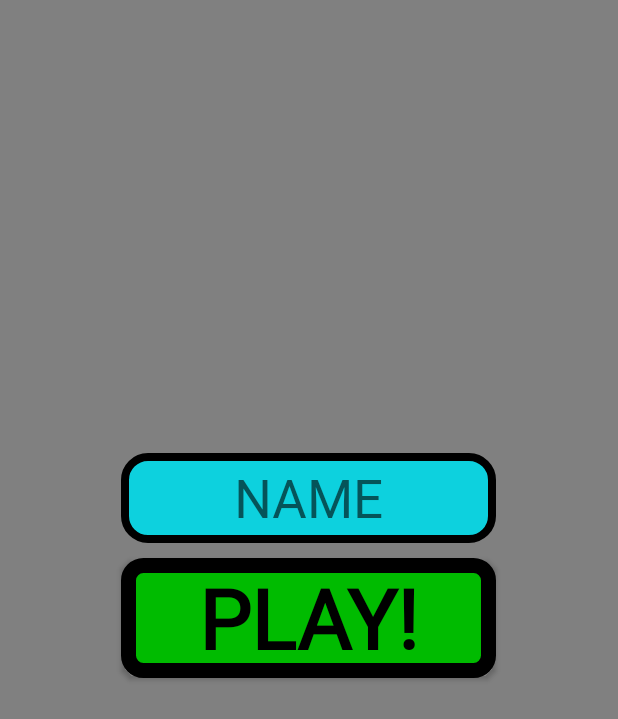
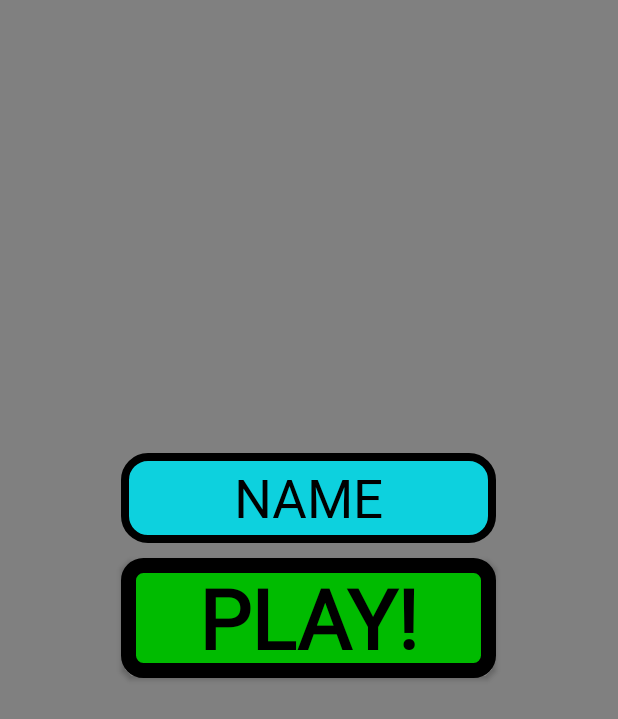
Before and after one commit to rrTio/CESTINO, an Android app: the MainActivity screen opened directly, with no data from a screen before it, on a phone screen of 412 x 824 dp. Shown: the top 719 px of the screen. Run offline under Robolectric (Android 15) with nearby library versions, the phone set to English and light mode, and no system bars.

Commit message:
Fixed bugs

```diff
--- a/app/src/main/java/com/example/final_project/MainActivity.java
+++ b/app/src/main/java/com/example/final_project/MainActivity.java
@@ -75,11 +75,11 @@ public class MainActivity extends AppCompatActivity
                         checkCollisionTrash();
                         if(collisionTrash)
                         {
-                            trashTrivia();
                             if (trashOut == "TRASH")
                             {
                                 score++;
                                 lblScore.setText("Score: " + score);
+                                trashTrivia();
                                 Toast.makeText(MainActivity.this, "CORRECT", Toast.LENGTH_SHORT).show();
                             }
                             else{wrongAnswer(); Toast.makeText(MainActivity.this, "WRONG", Toast.LENGTH_SHORT).show();}
@@ -90,10 +90,10 @@ public class MainActivity extends AppCompatActivity
                         checkCollisionRecyclable();
                         if(collisionRecyclable)
                         {
-                            recyclableTrivia();
                             if (trashOut == "RECYCLABLE")
                             {
                                 score++;
+                                recyclableTrivia();
                                 lblScore.setText("Score: " + score);
                                 Toast.makeText(MainActivity.this, "CORRECT", Toast.LENGTH_SHORT).show();
                             }
--- a/app/src/main/res/layout/activity_main.xml
+++ b/app/src/main/res/layout/activity_main.xml
@@ -59,6 +59,7 @@
             android:textColor="#000000"
             android:fontFamily="@font/heyfun"
             android:textSize="35dp"
+            android:textColorHint="#000000"
     />
 
     <TextView
```
